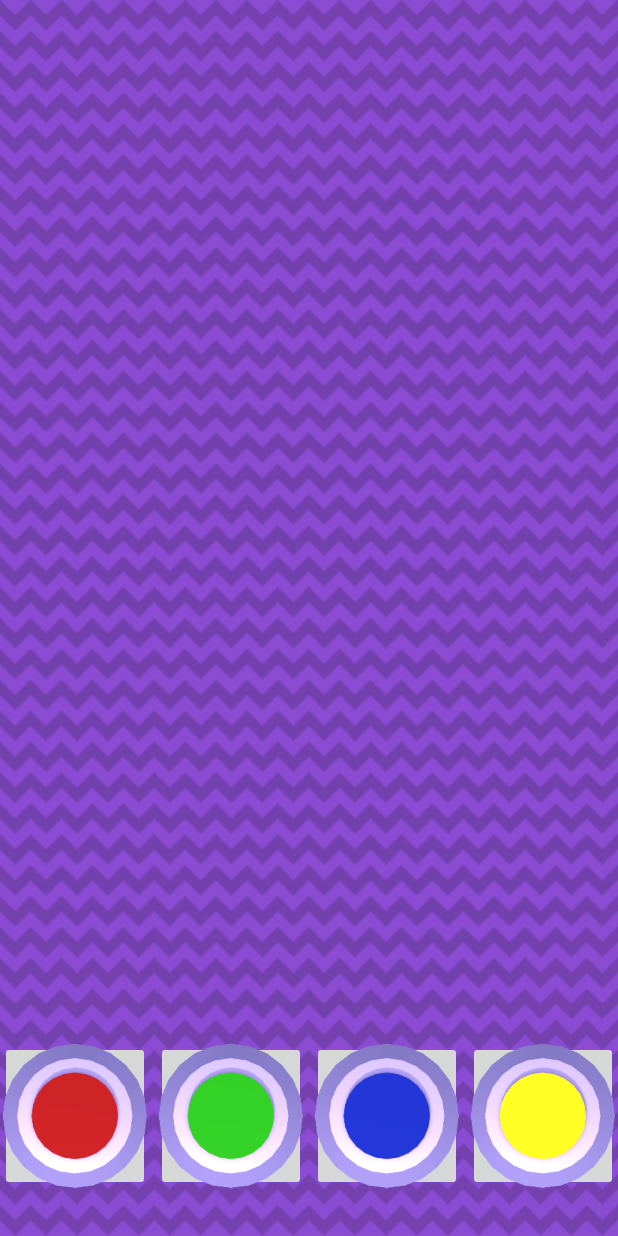
After one commit to SickOxen/CMPS3390, an Android app: the layout activity_level1.xml on its own in the app's theme, with its tools: preview values and no code run, on a phone screen of 412 x 824 dp. The commit adds this screen. Run offline under Robolectric (Android 15) with nearby library versions, the phone set to English and light mode, and no system bars.

Commit message:
Multiple Coding Edits

```diff
--- /dev/null
+++ b/RhythmTracker/app/src/main/res/layout/activity_level1.xml
@@ -0,0 +1,61 @@
+<?xml version="1.0" encoding="utf-8"?>
+<androidx.constraintlayout.widget.ConstraintLayout xmlns:android="http://schemas.android.com/apk/res/android"
+    xmlns:app="http://schemas.android.com/apk/res-auto"
+    xmlns:tools="http://schemas.android.com/tools"
+    android:layout_width="match_parent"
+    android:layout_height="match_parent"
+    tools:context=".Level1">
+
+    <ImageView
+        android:id="@+id/background1"
+        android:layout_width="match_parent"
+        android:layout_height="match_parent"
+        android:scaleType="centerCrop"
+        app:srcCompat="@mipmap/bg1norm"/>
+
+    <ImageButton
+        android:id="@+id/button1"
+        android:layout_width="100dp"
+        android:layout_height="100dp"
+        android:layout_marginBottom="30dp"
+        android:onClick="onB1Click"
+        app:layout_constraintBottom_toBottomOf="parent"
+        app:layout_constraintRight_toLeftOf="@id/button2"
+        app:layout_constraintStart_toStartOf="parent"
+        app:srcCompat="@mipmap/button1"
+        tools:ignore="OnClick" />
+
+    <ImageButton
+        android:id="@+id/button2"
+        android:onClick="onB2Click"
+        android:layout_width="100dp"
+        android:layout_height="100dp"
+        android:layout_marginBottom="30dp"
+        app:layout_constraintLeft_toRightOf="@id/button1"
+        app:layout_constraintRight_toLeftOf="@id/button3"
+        app:layout_constraintBottom_toBottomOf="parent"
+        app:srcCompat="@mipmap/button2" />
+
+    <ImageButton
+        android:id="@+id/button3"
+        android:onClick="onB3Click"
+        android:layout_width="100dp"
+        android:layout_height="100dp"
+        android:layout_marginBottom="30dp"
+        app:layout_constraintLeft_toRightOf="@id/button2"
+        app:layout_constraintRight_toLeftOf="@id/button4"
+        app:layout_constraintBottom_toBottomOf="parent"
+        app:srcCompat="@mipmap/button3"/>
+
+    <ImageButton
+        android:id="@+id/button4"
+        android:onClick="onB4Click"
+        android:layout_width="100dp"
+        android:layout_height="100dp"
+        android:layout_marginBottom="30dp"
+        app:layout_constraintLeft_toRightOf="@id/button3"
+        app:layout_constraintEnd_toEndOf="parent"
+        app:layout_constraintBottom_toBottomOf="parent"
+        app:srcCompat="@mipmap/button4" />
+
+</androidx.constraintlayout.widget.ConstraintLayout>
```
Also changed, not shown: RhythmTracker/app/src/main/AndroidManifest.xml (+6 -3 lines), RhythmTracker/app/src/main/java/edu/csub/rhythmtracker/Background.java (added, +76 -0 lines), RhythmTracker/app/src/main/java/edu/csub/rhythmtracker/Buttons.java (added, +43 -0 lines), RhythmTracker/app/src/main/java/edu/csub/rhythmtracker/GameView.java (added, +122 -0 lines), RhythmTracker/app/src/main/java/edu/csub/rhythmtracker/Level1.java (added, +64 -0 lines), RhythmTracker/app/src/main/java/edu/csub/rhythmtracker/MainActivity.java (+19 -2 lines), RhythmTracker/app/src/main/res/layout/activity_main.xml (+24 -5 lines).
